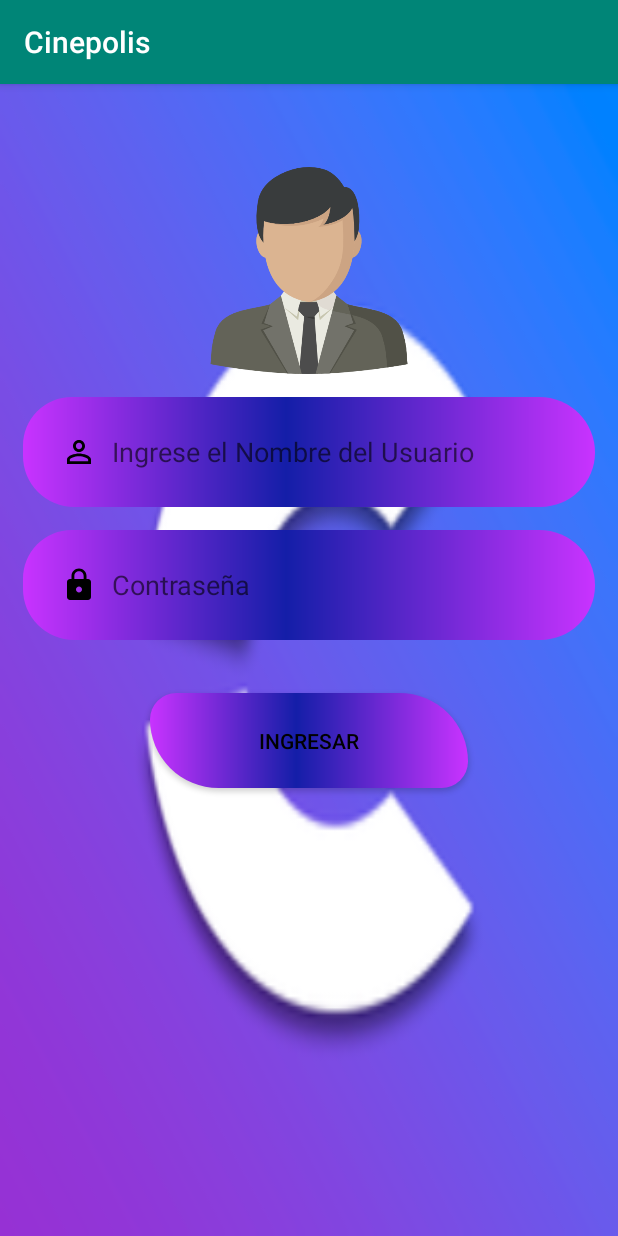
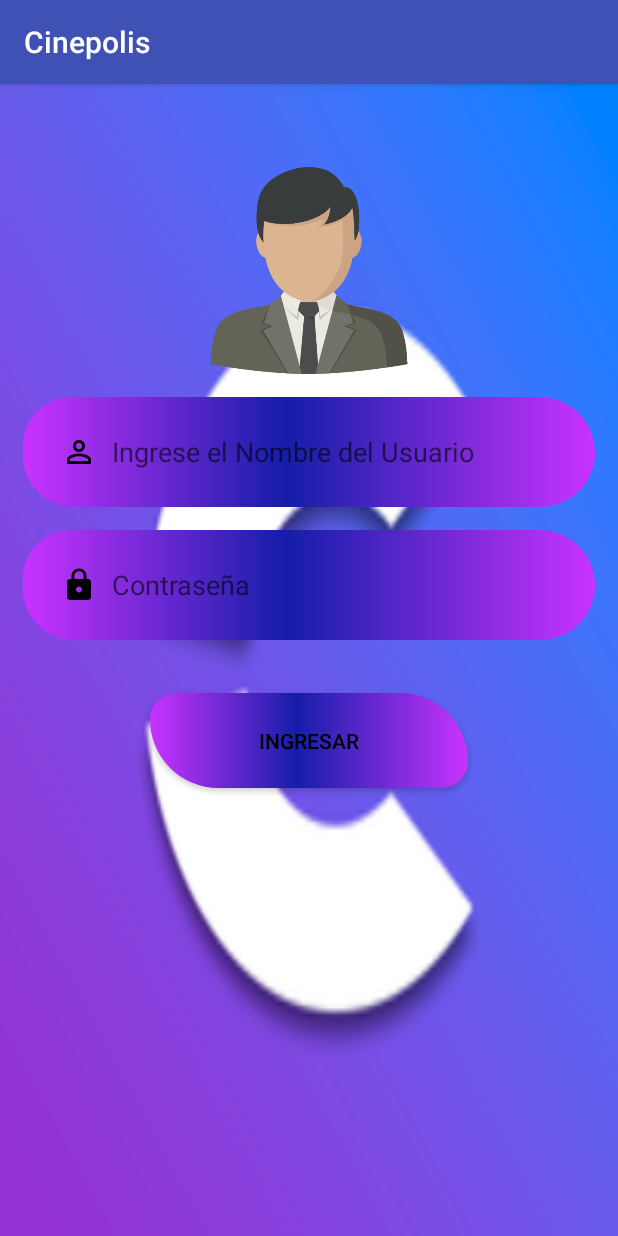
Before and after one commit to MarioCarballo/ProyectoCine, an Android app: the screen it shows after launch (Login), on a phone screen of 412 x 824 dp. Run offline under Robolectric (Android 15) with nearby library versions, the phone set to English and light mode, and no system bars.

Commit message:
Modifique el entorno de la app

```diff
--- a/app/src/main/res/values/colors.xml
+++ b/app/src/main/res/values/colors.xml
@@ -1,6 +1,6 @@
 <?xml version="1.0" encoding="utf-8"?>
 <resources>
-    <color name="colorPrimary">#008577</color>
+    <color name="colorPrimary">#3F51B5</color>
     <color name="colorPrimaryDark">#3F51B5</color>
     <color name="colorAccent">#D81B60</color>
 </resources>
```
